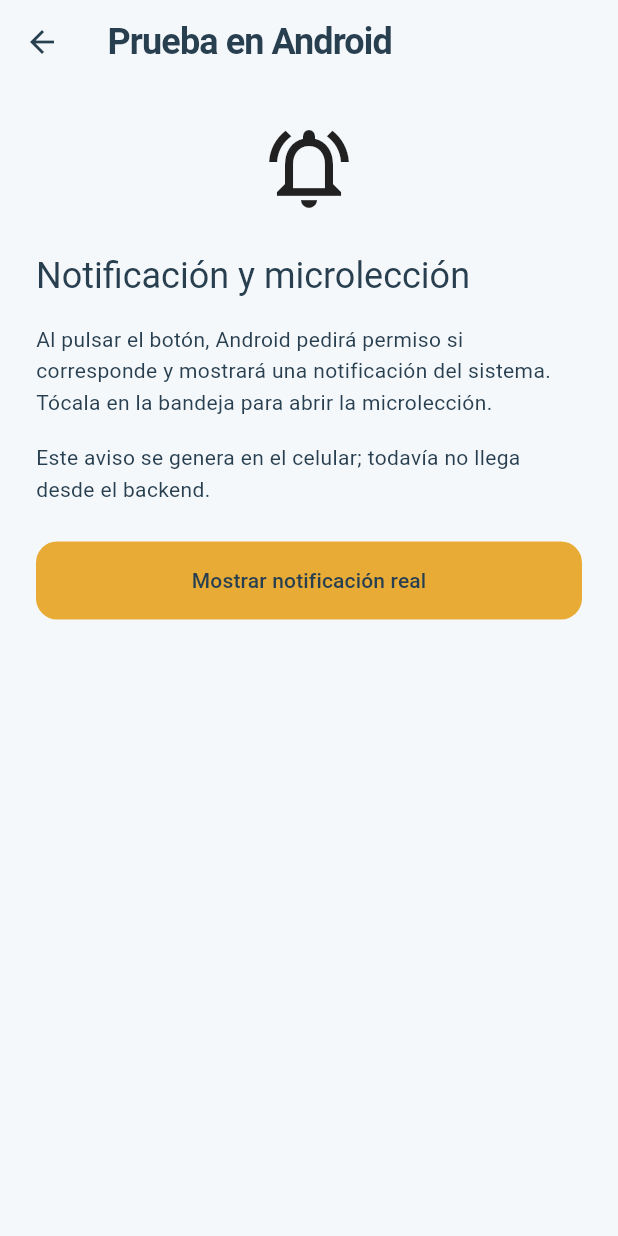
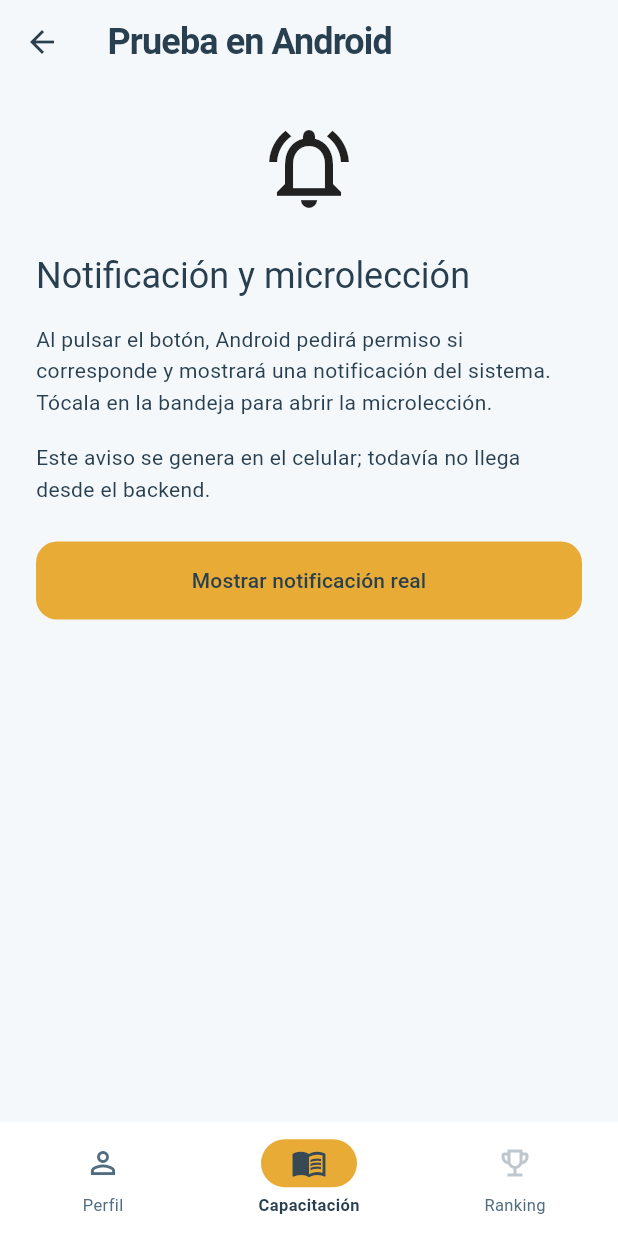
Before and after one commit to Ing-Web-Esis/phishwarden-mobile, a Flutter app: the NotificationPracticeScreen screen opened directly with empty values, on a phone screen of 412 x 824 dp. Run offline on Flutter 3.47's test engine with Material 3 defaults, Android fonts, the phone set to English and light mode, and no system bars; our stand-ins replace flutter_local_notifications; accounts and stored records are empty.

Commit message:
Barra inferior compartida: Perfil, Capacitación y Ranking
Co-authored-by: Copilot <223556219+Copilot@users.noreply.github.com>

```diff
--- /dev/null
+++ b/lib/core/navigation/main_bottom_nav.dart
@@ -0,0 +1,70 @@
+import 'package:flutter/material.dart';
+
+import '../theme/app_theme.dart';
+
+class MainBottomNav extends StatelessWidget {
+  const MainBottomNav({
+    super.key,
+    required this.selectedIndex,
+    required this.onProfile,
+    required this.onTraining,
+  });
+
+  static const profileIndex = 0;
+  static const trainingIndex = 1;
+
+  final int selectedIndex;
+  final VoidCallback onProfile;
+  final VoidCallback onTraining;
+
+  @override
+  Widget build(BuildContext context) {
+    final colors = Theme.of(context).colorScheme;
+    final dark = Theme.of(context).brightness == Brightness.dark;
+    final accent = dark ? AppTheme.gold : AppTheme.ink;
+    return DecoratedBox(
+      decoration: BoxDecoration(
+        border: Border(top: BorderSide(color: colors.outline)),
+      ),
+      child: NavigationBar(
+        height: 76,
+        selectedIndex: selectedIndex,
+        backgroundColor: colors.surfaceContainerLow,
+        indicatorColor: AppTheme.gold,
+        labelTextStyle: WidgetStateProperty.resolveWith(
+          (states) => TextStyle(
+            fontSize: 11,
+            color: states.contains(WidgetState.selected)
+                ? accent
+                : colors.onSurfaceVariant,
+            fontWeight: states.contains(WidgetState.selected)
+                ? FontWeight.w700
+                : FontWeight.w400,
+          ),
+        ),
+        onDestinationSelected: (index) {
+          if (index == selectedIndex) return;
+          if (index == profileIndex) onProfile();
+          if (index == trainingIndex) onTraining();
+        },
+        destinations: const [
+          NavigationDestination(
+            icon: Icon(Icons.person_outline),
+            selectedIcon: Icon(Icons.person_outline, color: AppTheme.ink),
+            label: 'Perfil',
+          ),
+          NavigationDestination(
+            icon: Icon(Icons.menu_book_outlined),
+            label: 'Capacitación',
+          ),
+          NavigationDestination(
+            icon: Icon(Icons.emoji_events_outlined),
+            label: 'Ranking',
+            enabled: false,
+            tooltip: 'Ranking · Próximamente',
+          ),
+        ],
+      ),
+    );
+  }
+}
--- a/lib/features/training/presentation/notification_practice_screen.dart
+++ b/lib/features/training/presentation/notification_practice_screen.dart
@@ -1,5 +1,6 @@
 import 'package:flutter/material.dart';
 
+import '../../../core/navigation/main_bottom_nav.dart';
 import '../../../core/notifications/notification_service.dart';
 import 'notification_practice_view_model.dart';
 
@@ -29,6 +30,11 @@ class _NotificationPracticeScreenState
   @override
   Widget build(BuildContext context) => Scaffold(
     appBar: AppBar(title: const Text('Prueba en Android')),
+    bottomNavigationBar: MainBottomNav(
+      selectedIndex: MainBottomNav.trainingIndex,
+      onProfile: () => Navigator.maybePop(context),
+      onTraining: () {},
+    ),
     body: ListenableBuilder(
       listenable: _model,
       builder: (context, _) => ListView(
```
Also changed, not shown: lib/features/profile/presentation/profile_screen.dart (+5 -41 lines), 1 other file.
